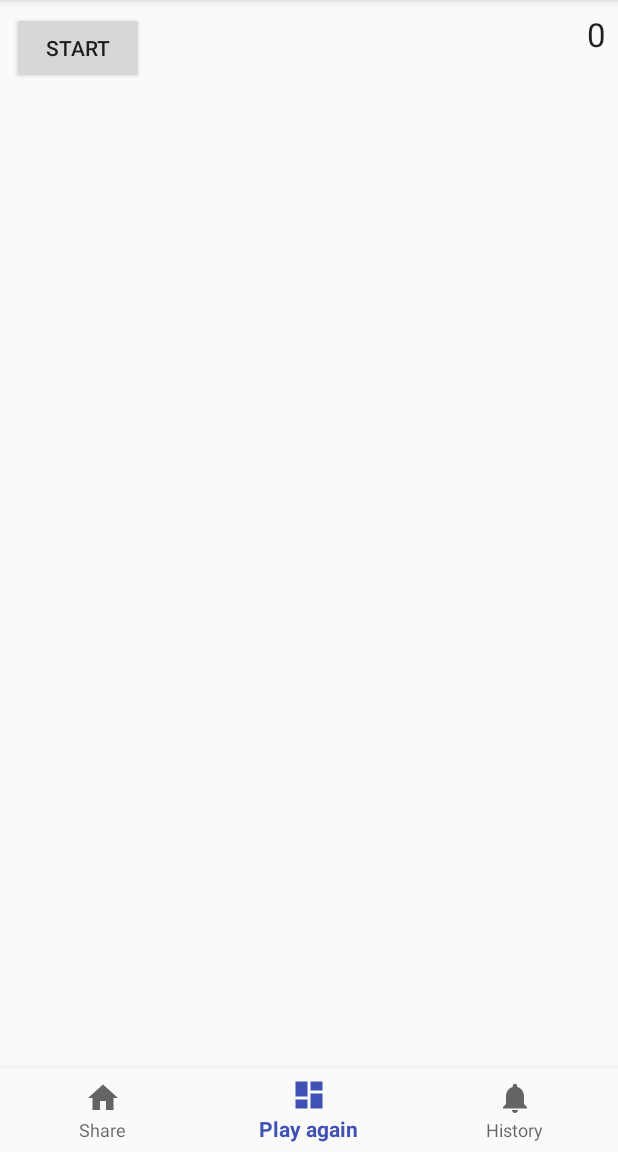
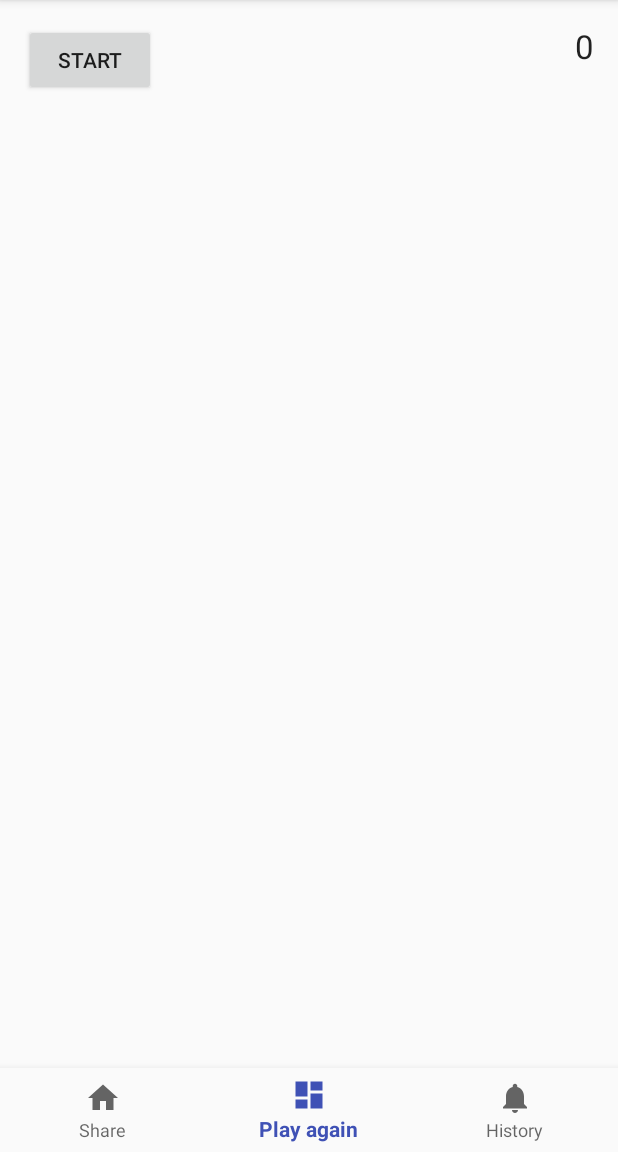
Before and after one commit to LeoAlex0/MyGame, an Android app: the screen it shows after launch (MainActivity), on a phone screen of 412 x 824 dp, the part 84-1236 px from its top. Run offline under Robolectric (Android 15) with nearby library versions, the phone set to English and light mode, and no system bars.

```diff
--- a/app/src/main/java/com/example/leo/mygame/GameModule.kt
+++ b/app/src/main/java/com/example/leo/mygame/GameModule.kt
@@ -41,10 +41,13 @@ class GameModule : Fragment() {
     @SuppressLint("SetTextI18n")
     override fun onStart() {
         super.onStart()
+        /**这里的[Handler]将[Handler.Callback]直接设置为给[textView]加一
+         * 这样的话[PulseMaker]就只需要调用[Handler.sendEmptyMessage]就能做到加一*/
         val plusOne = Handler {
             textView.text = (textView.text.toString().toLong() + 1).toString()
             true
         }
+        /** 只是简单做个计时器测试一下前面写的[PulseMaker] */
         btn_start.setOnClickListener {
             if (mTimerThread == null) {
                 mTimerThread = PulseMaker.newPulse(1000, plusOne)
@@ -87,7 +90,7 @@ class GameModule : Fragment() {
          * 依次创建新的[Fragment]实例
          *
          * @param gnd 就是场地.
-         * @return A new instance of fragment GameModule.
+         * @return 一个新的[GameModule]实例
          */
         fun newInstance(gnd: ByteArray): GameModule {
             val fragment = GameModule()
--- a/app/src/main/java/com/example/leo/mygame/MainActivity.kt
+++ b/app/src/main/java/com/example/leo/mygame/MainActivity.kt
@@ -15,25 +15,19 @@ class MainActivity : AppCompatActivity(), GameModule.GameControlListener {
                 action.show(fragmentShareModule)
                         .hide(fragmentGameModule)
                         .hide(fragmentHistoryModule)
-                        .commit()
-                true
             }
             R.id.navigation_dashboard -> {
                 action.show(fragmentGameModule)
                         .hide(fragmentShareModule)
                         .hide(fragmentHistoryModule)
-                        .commit()
-                true
             }
-            R.id.navigation_notifications -> {
+            else -> {
                 action.show(fragmentHistoryModule)
                         .hide(fragmentGameModule)
                         .hide(fragmentShareModule)
-                        .commit()
-                true
             }
-            else -> false
-        }
+        }.commit()
+        true
     }
 
     private val fragmentGameModule = GameModule.newInstance(ByteArray(16) { 0 })
--- a/app/src/main/res/layout/fragment_game_module.xml
+++ b/app/src/main/res/layout/fragment_game_module.xml
@@ -1,5 +1,7 @@
-<FrameLayout xmlns:android="http://schemas.android.com/apk/res/android"
+<android.support.constraint.ConstraintLayout xmlns:android="http://schemas.android.com/apk/res/android"
+    xmlns:app="http://schemas.android.com/apk/res-auto"
     xmlns:tools="http://schemas.android.com/tools"
+    android:id="@+id/framentRoot"
     android:layout_width="match_parent"
     android:layout_height="match_parent"
     tools:context="com.example.leo.mygame.GameModule">
@@ -7,19 +9,40 @@
     <!-- TODO: Update blank fragment layout -->
 
     <TextView
+        android:id="@+id/textView"
         android:layout_width="wrap_content"
         android:layout_height="wrap_content"
-        android:layout_gravity="right"
+        android:layout_marginEnd="8dp"
+        android:layout_marginTop="8dp"
         android:text="0"
         android:textAppearance="@style/TextAppearance.AppCompat.Large"
-        android:id="@+id/textView"
+        app:layout_constraintEnd_toEndOf="parent"
+        app:layout_constraintTop_toTopOf="parent"
         tools:ignore="HardcodedText,RtlHardcoded" />
 
     <Button
+        android:id="@+id/btn_start"
         android:layout_width="wrap_content"
         android:layout_height="wrap_content"
+        android:layout_marginStart="8dp"
+        android:layout_marginTop="8dp"
         android:text="start"
-        android:id="@+id/btn_start"
+        app:layout_constraintStart_toStartOf="parent"
+        app:layout_constraintTop_toTopOf="parent"
         tools:ignore="HardcodedText" />
 
-</FrameLayout>
+    <GridView
+        android:id="@+id/gridView"
+        android:layout_width="0dp"
+        android:layout_height="0dp"
+        android:layout_marginBottom="8dp"
+        android:layout_marginEnd="8dp"
+        android:layout_marginStart="8dp"
+        android:layout_marginTop="8dp"
+        android:numColumns="4"
+        app:layout_constraintBottom_toBottomOf="parent"
+        app:layout_constraintEnd_toEndOf="parent"
+        app:layout_constraintStart_toStartOf="parent"
+        app:layout_constraintTop_toBottomOf="@id/btn_start" />
+
+</android.support.constraint.ConstraintLayout>
```
Also changed, not shown: app/src/main/java/com/example/leo/mygame/Card.kt (added, +58 -0 lines), app/src/main/java/com/example/leo/mygame/CardGroup.kt (added, +56 -0 lines), app/src/main/res/layout/card_item.xml (added, +34 -0 lines).
